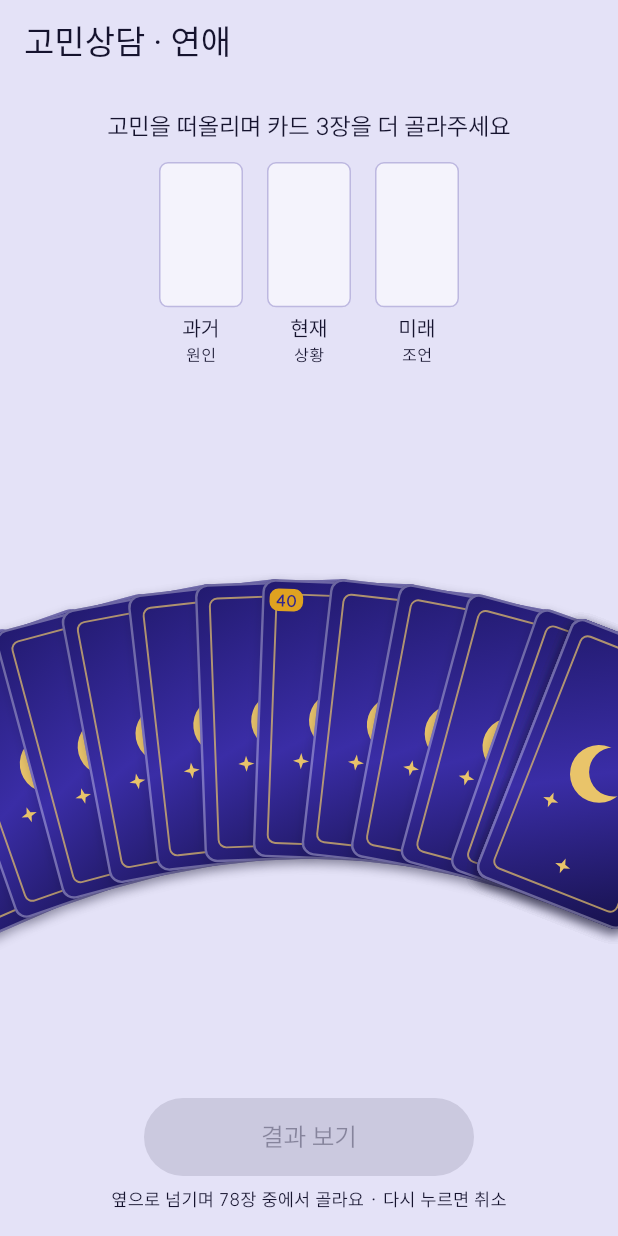
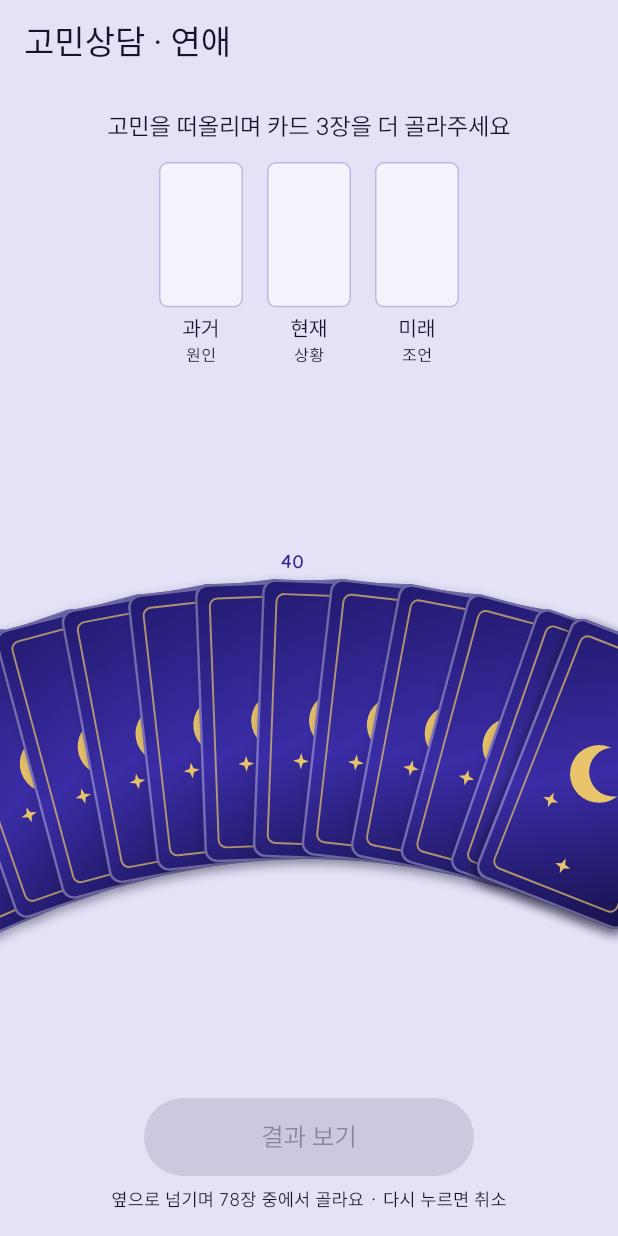
Before and after one commit to shlete/Oppop, a Flutter app: the ConsultScreen screen opened directly, after a tap on "연애", on a phone screen of 412 x 824 dp. Run offline on Flutter 3.47's test engine with Material 3 defaults, Android fonts, the phone set to English and light mode, and no system bars; our stand-ins replace flutter_riverpod, google_mobile_ads, share_plus, shared_preferences, web; missing offline and left inert: dart:js_interop, gal; accounts and stored records are empty; network calls fail; Roboto replaces fonts that are missing (IBMPlexSansKR); project files that could hold a hidden picture were left out.

Commit message:
Move the tenth-card numbers above the cards as plain text
Co-Authored-By: Claude Opus 5.5 (1M context) <noreply@anthropic.com>
Claude-Session: https://claude.ai/code/session_01FsZtawRLD1deWrySo6vrEK

```diff
--- a/lib/features/tarot/consult_screen.dart
+++ b/lib/features/tarot/consult_screen.dart
@@ -354,29 +354,24 @@ class _FanState extends State<_Fan> with SingleTickerProviderStateMixin {
     );
   }
 
-  /// 10장마다 카드 왼쪽 위(겹쳐도 보이는 쪽)에 몇 번째 장인지 작게 붙인다.
+  /// 10장마다 카드 위쪽 바깥(겹쳐도 보이는 왼쪽 부분 위)에 몇 번째 장인지 작게 붙인다.
   Widget _numbered(int i, Widget card) {
     if ((i + 1) % 10 != 0) return card;
     return Stack(
+      clipBehavior: Clip.none,
       children: [
         Positioned.fill(child: card),
         Positioned(
-          left: 5,
-          top: 6,
-          child: Container(
-            padding: const EdgeInsets.symmetric(horizontal: 4, vertical: 1),
-            decoration: BoxDecoration(
-              color: AppColors.point,
-              borderRadius: BorderRadius.circular(6),
-            ),
-            child: Text(
-              '${i + 1}',
-              style: const TextStyle(
-                fontSize: 11,
-                height: 1.2,
-                fontWeight: FontWeight.w800,
-                color: AppColors.main,
-              ),
+          left: 0,
+          width: _cw * _step,
+          bottom: _ch + 4,
+          child: Text(
+            '${i + 1}',
+            textAlign: TextAlign.center,
+            style: const TextStyle(
+              fontSize: 12,
+              fontWeight: FontWeight.w700,
+              color: AppColors.main,
             ),
           ),
         ),
```
